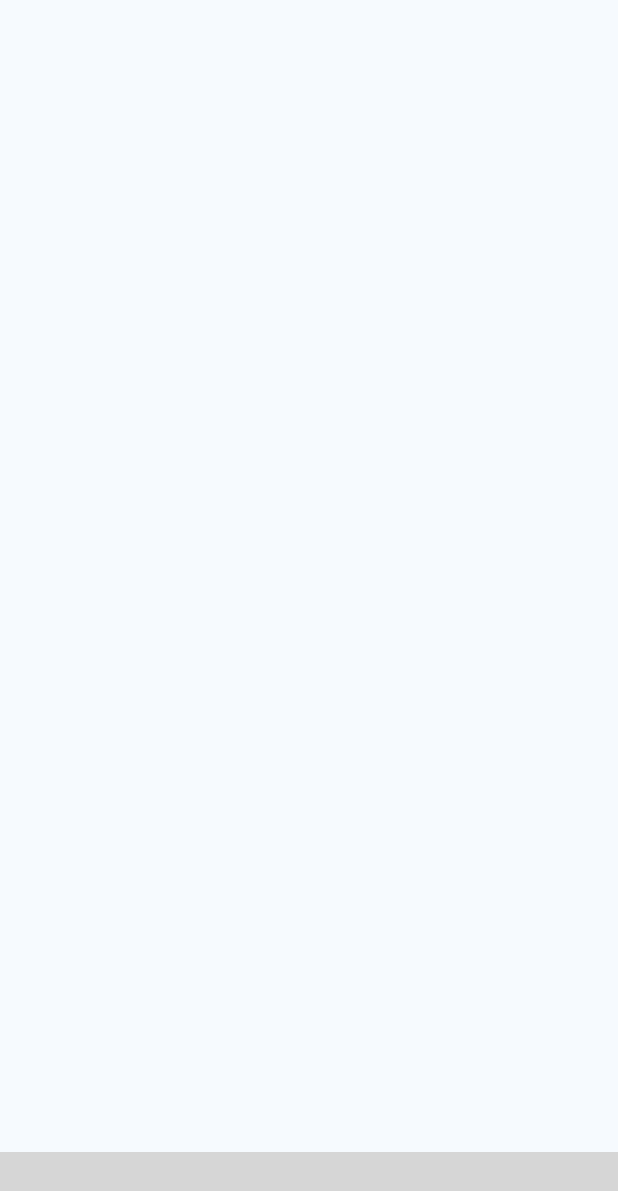
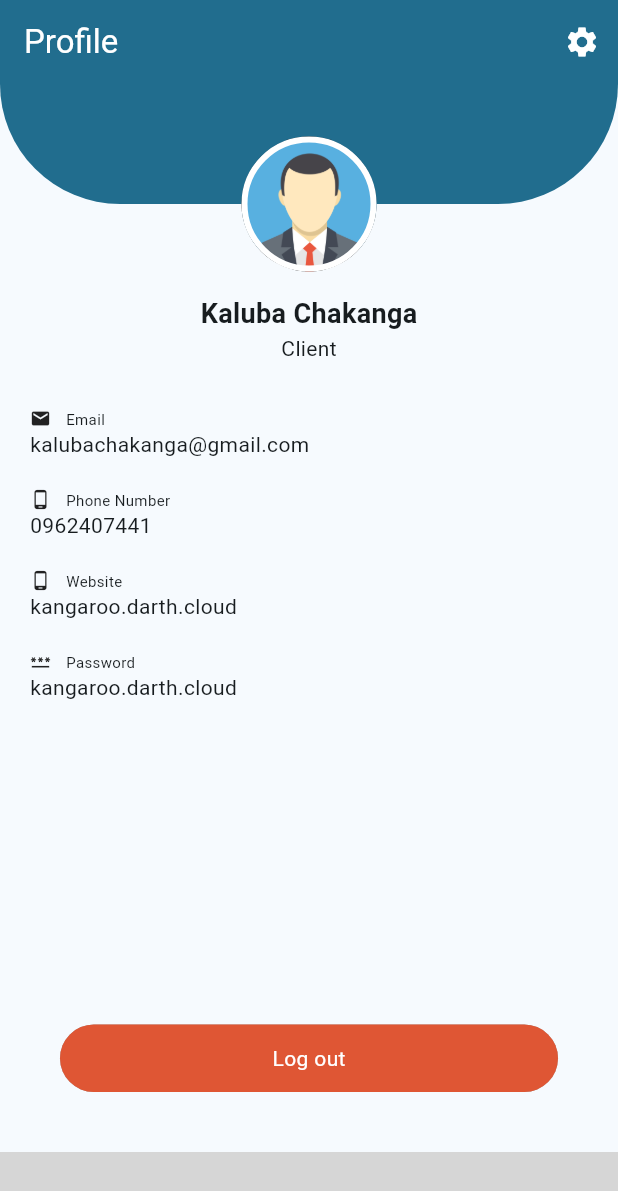
Before and after one commit to KalubaTech/roomreserve, a Flutter app: the screen it shows after launch, swiped to page 4, on a phone screen of 412 x 824 dp. Shown: the top 1191 px of the screen. Run offline on Flutter 3.47's test engine with Material 3 defaults, Android fonts, the phone set to English and light mode, and no system bars; our stand-ins replace draggable_home, get, google_fonts, loading_indicator, smooth_page_indicator; missing offline and left inert: chip_list, circular_bottom_navigation, flutter_timeline_calendar, grid_staggered_lite, search_choices; grey boxes are pictures that could not be loaded.

Commit message:
second thing

```diff
--- a/lib/views/page_anchor.dart
+++ b/lib/views/page_anchor.dart
@@ -4,6 +4,9 @@ import 'package:flutter/material.dart';
 import 'package:flutter/services.dart';
 import 'package:roomreserve/utils/colors.dart';
 import 'package:roomreserve/views/dashboard/dashboard.dart';
+import 'package:roomreserve/views/discover/rooms.dart';
+import 'package:roomreserve/views/profile/profile.dart';
+import 'package:roomreserve/views/search/search.dart';
 
 
 class PageAnchor extends StatefulWidget {
@@ -76,16 +79,16 @@ class _PageAnchorState extends State<PageAnchor> {
         circleSize: 50,
         controller: _controller,
         selectedCallback: (index){
-          _pageController.jumpToPage(index!);
+          _pageController.animateToPage(index!, duration: Duration(milliseconds: 300), curve: Curves.easeIn);
         },
       ),
       body: PageView(
         controller: _pageController,
         children: [
           Dashboard(),
-          Container(),
-          Container(),
-          Container(),
+          Search(),
+          Rooms(),
+          Profile(),
         ],
       ),
     );
--- /dev/null
+++ b/lib/views/profile/profile.dart
@@ -0,0 +1,152 @@
+import 'package:flutter/material.dart';
+import 'package:roomreserve/components/kalubtn.dart';
+import 'package:roomreserve/utils/colors.dart';
+
+class Profile extends StatelessWidget {
+  const Profile({super.key});
+
+  @override
+  Widget build(BuildContext context) {
+    return Scaffold(
+      appBar: AppBar(
+        backgroundColor: Karas.primary,
+        foregroundColor: Colors.white,
+        title: Text('Profile'),
+        actions: [
+          IconButton(onPressed: (){}, icon: Icon(Icons.settings))
+        ],
+      ),
+      body: Column(
+        children: [
+          Container(
+            child: Stack(
+              clipBehavior: Clip.none,
+              children: [
+                Container(
+                  width: double.infinity,
+                  height: 80,
+                  decoration: BoxDecoration(
+                    color: Karas.primary,
+                    borderRadius: BorderRadius.only(bottomLeft: Radius.circular(100), bottomRight: Radius.circular(100))
+                  ),
+                ),
+                Positioned(
+                   bottom: -50,
+                    child: Container(
+                      width: MediaQuery.of(context).size.width,
+                      height: 100,
+                      child: Center(
+                        child: Container(
+                          width: 90,
+                          height: 90,
+                          decoration: BoxDecoration(
+                            color: Colors.white,
+                            borderRadius: BorderRadius.circular(80),
+                            image: DecorationImage(image: AssetImage('assets/avatar.webp')),
+                            border: Border.all(width: 4, color: Colors.white),
+                            boxShadow: [
+                              BoxShadow()
+                            ]
+                          ),
+                        ),
+                      ),
+                    )
+                ),
+
+              ],
+            ),
+          ),
+          SizedBox(height: 60,),
+          Container(
+            child: Column(
+              children: [
+                Text('Kaluba Chakanga', style: TextStyle(fontSize: 18, fontWeight: FontWeight.w600),),
+                Text('Client', style: TextStyle(fontSize: 14, fontWeight: FontWeight.w400),),
+              ],
+            ),
+          ),
+          SizedBox(height: 20,),
+          Container(
+            padding: EdgeInsets.symmetric(horizontal: 20, vertical: 10),
+            width: double.infinity,
+            child: Column(
+              crossAxisAlignment: CrossAxisAlignment.start,
+              children: [
+                Row(
+                  children: [
+                    Icon(Icons.email, size: 14,),
+                    SizedBox(width: 10,),
+                    Text('Email', style: TextStyle(fontSize: 10),),
+                  ],
+                ),
+                Text('kalubachakanga@gmail.com'),
+              ],
+            ),
+          ),
+          Container(
+            padding: EdgeInsets.symmetric(horizontal: 20, vertical: 10),
+            width: double.infinity,
+            child: Column(
+              crossAxisAlignment: CrossAxisAlignment.start,
+              children: [
+                Row(
+                  children: [
+                    Icon(Icons.phone_android, size: 14,),
+                    SizedBox(width: 10,),
+                    Text('Phone Number', style: TextStyle(fontSize: 10),),
+                  ],
+                ),
+                Text('0962407441'),
+              ],
+            ),
+          ),
+          Container(
+            padding: EdgeInsets.symmetric(horizontal: 20, vertical: 10),
+            width: double.infinity,
+            child: Column(
+              crossAxisAlignment: CrossAxisAlignment.start,
+              children: [
+                Row(
+                  children: [
+                    Icon(Icons.phone_android, size: 14,),
+                    SizedBox(width: 10,),
+                    Text('Website', style: TextStyle(fontSize: 10),),
+                  ],
+                ),
+                Text('kangaroo.darth.cloud'),
+              ],
+            ),
+          ),
+          Container(
+            padding: EdgeInsets.symmetric(horizontal: 20, vertical: 10),
+            width: double.infinity,
+            child: Column(
+              crossAxisAlignment: CrossAxisAlignment.start,
+              children: [
+                Row(
+                  children: [
+                    Icon(Icons.password, size: 14,),
+                    SizedBox(width: 10,),
+                    Text('Password', style: TextStyle(fontSize: 10),),
+                  ],
+                ),
+                Text('kangaroo.darth.cloud'),
+              ],
+            ),
+          ),
+          Spacer(),
+          Container(
+             padding: EdgeInsets.all(40),
+              child: Kalubtn(
+                  label: 'Log out',
+                  onclick: (){},
+                  backgroundColor: Karas.action,
+                  height: 45,
+                borderRadius: 40,
+              )
+          )
+        ],
+      ),
+    );
+  }
+}
--- a/pubspec.yaml
+++ b/pubspec.yaml
@@ -38,6 +38,8 @@ dependencies:
   smooth_page_indicator: ^1.2.0+3
   chip_list: ^3.1.0
   flutter_timeline_calendar: ^1.0.9
+  search_choices: ^2.2.7
+  grid_staggered_lite: ^0.0.6
 
 
 
```
Also changed, not shown: lib/rooms/pending_payment.dart (added, +88 -0 lines), lib/rooms/view_room.dart (+79 -1 lines), lib/views/dashboard/dashboard.dart (+9 -7 lines), lib/views/discover/rooms.dart (added, +56 -0 lines), lib/views/search/search.dart (added, +67 -0 lines), assets/airtel.jpg (added), assets/mtn.png (added), assets/zamtel.png (added), pubspec.lock.
